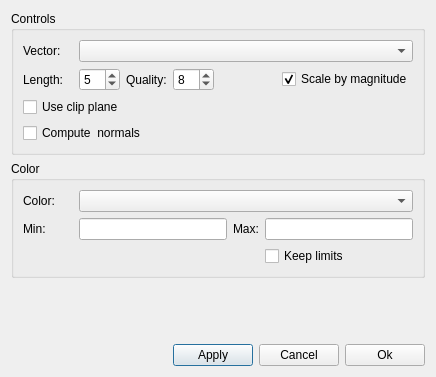
Above: ElmerGUI/vtkpost/vector.ui from tehnick/elmerfem before the change. Below: the same form after it.
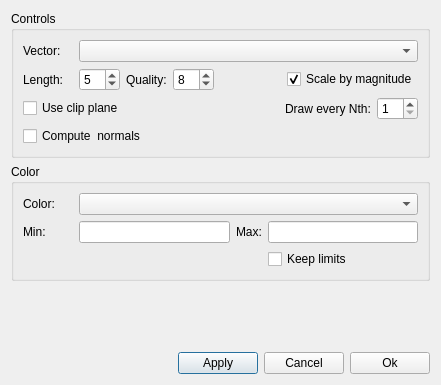
That is the form after the change. Icons and pictures are not drawn.

Commit message: ElmerGUI: Added vtkMaskPoints to reduce the number of vectors in vtkpost

```diff
--- a/ElmerGUI/vtkpost/vector.ui
+++ b/ElmerGUI/vtkpost/vector.ui
@@ -5,8 +5,8 @@
    <rect>
     <x>0</x>
     <y>0</y>
-    <width>436</width>
-    <height>377</height>
+    <width>441</width>
+    <height>385</height>
    </rect>
   </property>
   <property name="windowTitle" >
@@ -159,6 +159,26 @@
           </property>
          </spacer>
         </item>
+        <item>
+         <widget class="QLabel" name="drawEveryNthLabel" >
+          <property name="text" >
+           <string>Draw every Nth:</string>
+          </property>
+         </widget>
+        </item>
+        <item>
+         <widget class="QSpinBox" name="everyNth" >
+          <property name="maximumSize" >
+           <size>
+            <width>16777215</width>
+            <height>24</height>
+           </size>
+          </property>
+          <property name="minimum" >
+           <number>1</number>
+          </property>
+         </widget>
+        </item>
        </layout>
       </item>
       <item>
@@ -294,8 +314,8 @@
      </property>
      <property name="sizeHint" >
       <size>
-       <width>20</width>
-       <height>21</height>
+       <width>418</width>
+       <height>16</height>
       </size>
      </property>
     </spacer>
```
The commit also changes 1 other file.
